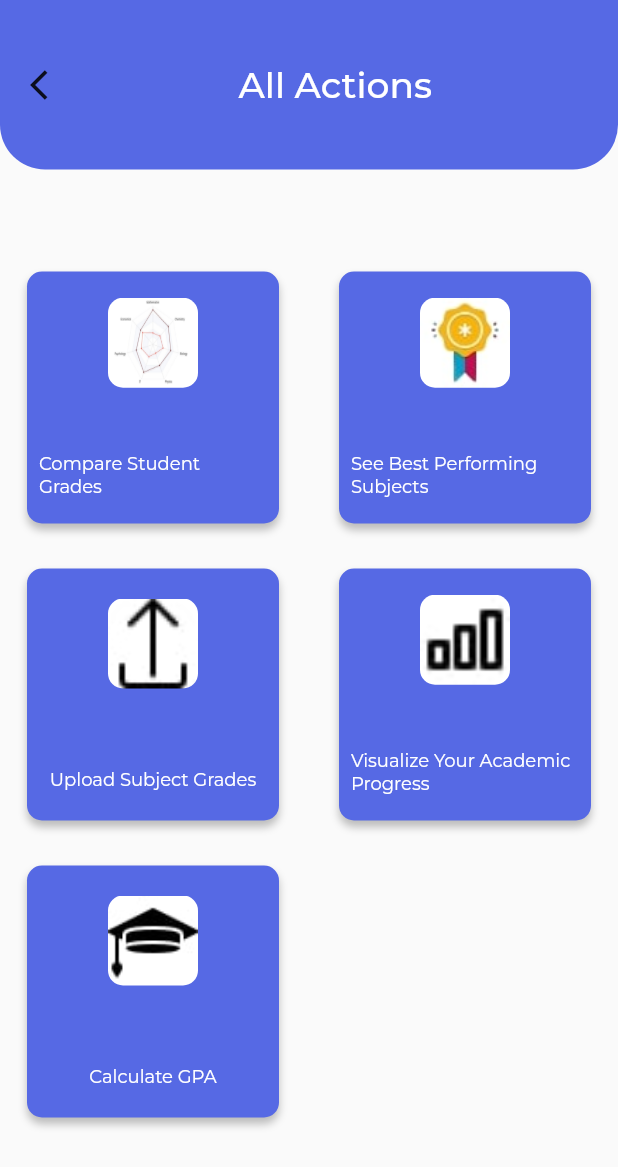
After one commit to TheRealKwabena/gradify-flutter, a Flutter app: the AllActionsPage screen opened by its route, on a phone screen of 412 x 824 dp. The commit adds this screen. Shown: the top 1167 px of the screen. Run offline on Flutter 3.47's test engine with Material 2 defaults, Android fonts, the phone set to English and light mode, and no system bars; our stand-ins replace flutter_onboarding_slider, google_fonts.

Commit message:
feat: all actions page completed

```diff
--- a/lib/main.dart
+++ b/lib/main.dart
@@ -1,4 +1,5 @@
 import 'package:flutter/material.dart';
+import 'package:gradify_flutter/pages/actions.dart';
 import 'package:gradify_flutter/pages/home_page.dart';
 import 'package:gradify_flutter/pages/onboarding.dart';
 
@@ -16,7 +17,8 @@ class GradifyApp extends StatelessWidget {
       initialRoute: OnBoarding.id,
       routes: {
         OnBoarding.id: (context) => OnBoarding(),
-        HomePage.id: (context) => HomePage()
+        HomePage.id: (context) => HomePage(),
+        AllActionsPage.id: (context) => AllActionsPage()
       },
       //home: OnBoarding(),
     );
--- /dev/null
+++ b/lib/pages/actions.dart
@@ -0,0 +1,88 @@
+import 'package:flutter/material.dart';
+import 'package:google_fonts/google_fonts.dart';
+import 'package:gradify_flutter/constants.dart';
+
+import '../components/action_card.dart';
+
+class AllActionsPage extends StatelessWidget {
+  const AllActionsPage({super.key});
+  static final String id = '/actions';
+
+  @override
+  Widget build(BuildContext context) {
+    return SafeArea(
+      child: Scaffold(
+        body: Column(
+          children: [
+            Container(
+              height: 113.0,
+              decoration: BoxDecoration(
+                color: kHomePageMainColor,
+                borderRadius: BorderRadius.only(
+                  bottomLeft: Radius.circular(30.0),
+                  bottomRight: Radius.circular(30.0),
+                ),
+              ),
+              child: Padding(
+                padding: const EdgeInsets.all(8.0),
+                child: Row(
+                  mainAxisAlignment: MainAxisAlignment.start,
+                  children: [
+                    IconButton(
+                      onPressed: () {
+                        Navigator.pop(context);
+                      },
+                      icon: Icon(Icons.arrow_back_ios),
+                    ),
+                    SizedBox(
+                      width: MediaQuery.of(context).size.width / 4,
+                    ),
+                    Text(
+                      "All Actions",
+                      style: GoogleFonts.montserrat(
+                          textStyle: kOnBoardingHeadingTextStyle.copyWith(
+                              fontSize: 24.0, fontWeight: FontWeight.w500)),
+                    )
+                  ],
+                ),
+              ),
+            ),
+            Padding(
+              padding: const EdgeInsets.only(top: 60, left: 10, right: 10),
+              child: Container(
+                  height: MediaQuery.of(context).size.height * 0.75,
+                  child: GridView.count(
+                    padding: EdgeInsets.all(8),
+                    mainAxisSpacing: 30.0,
+                    crossAxisSpacing: 40.0,
+                    crossAxisCount: 2,
+                    children: [
+                      MainActionCard(
+                        imageLink: 'images/radar_chart.jpg',
+                        text: 'Compare Student Grades',
+                      ),
+                      MainActionCard(
+                        imageLink: 'images/gold-medal-removebg-preview.jpg',
+                        text: 'See Best Performing Subjects',
+                      ),
+                      MainActionCard(
+                        imageLink: 'images/uploadicon.jpg',
+                        text: 'Upload Subject Grades',
+                      ),
+                      MainActionCard(
+                        imageLink: 'images/bar-chart.jpg',
+                        text: 'Visualize Your Academic Progress',
+                      ),
+                      MainActionCard(
+                        imageLink: 'images/graduation-cap.jpg',
+                        text: 'Calculate GPA',
+                      ),
+                    ],
+                  )),
+            )
+          ],
+        ),
+      ),
+    );
+  }
+}
--- a/lib/pages/home_page.dart
+++ b/lib/pages/home_page.dart
@@ -1,6 +1,7 @@
 import 'package:flutter/material.dart';
 import 'package:google_fonts/google_fonts.dart';
 import 'package:gradify_flutter/constants.dart';
+import 'package:gradify_flutter/pages/actions.dart';
 
 import '../components/action_card.dart';
 import '../components/profile_card.dart';
@@ -124,7 +125,9 @@ class _HomePageState extends State<HomePage> {
                                     fontWeight: FontWeight.normal)),
                           ),
                           IconButton(
-                              onPressed: () {},
+                              onPressed: () {
+                                Navigator.pushNamed(context, AllActionsPage.id);
+                              },
                               icon: Icon(Icons.arrow_forward_ios))
                         ],
                       ),
```
